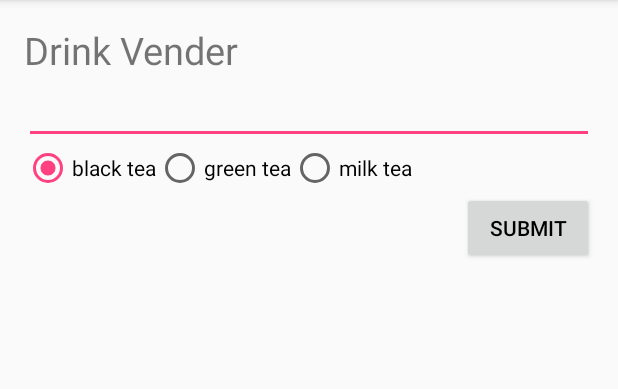
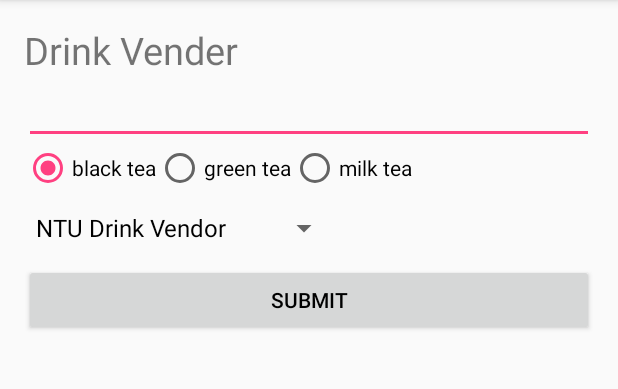
Before and after one commit to Crazy3TW/android_class_271, an Android app: the screen it shows after launch (MainActivity), on a phone screen of 412 x 824 dp, the part 84-473 px from its top. Run offline under Robolectric (Android 15) with nearby library versions, the phone set to English and light mode, and no system bars.

Commit message:
Setup Spinners

```diff
--- a/SimpleUI/app/src/main/java/com/example/user/simpleui/MainActivity.java
+++ b/SimpleUI/app/src/main/java/com/example/user/simpleui/MainActivity.java
@@ -9,6 +9,7 @@ import android.widget.EditText;
 import android.widget.ListView;
 import android.widget.RadioButton;
 import android.widget.RadioGroup;
+import android.widget.Spinner;
 import android.widget.TextView;
 
 import java.util.ArrayList;
@@ -20,6 +21,7 @@ public class MainActivity extends AppCompatActivity {
     EditText editText;
     RadioGroup radioGroup;
     ListView listView;
+    Spinner spinner;
 
     String drink = "black tea";
 
@@ -34,6 +36,7 @@ public class MainActivity extends AppCompatActivity {
         editText = (EditText)findViewById(R.id.editText);
         radioGroup = (RadioGroup)findViewById(R.id.radioGroup);
         listView = (ListView)findViewById(R.id.listView);
+        spinner = (Spinner)findViewById(R.id.spinner);
 
         radioGroup.setOnCheckedChangeListener(new RadioGroup.OnCheckedChangeListener() {
             @Override
@@ -55,12 +58,19 @@ public class MainActivity extends AppCompatActivity {
         });
 
         setupListView();
+        setupSpinner();
     }
 
     private void setupListView(){
         String[] data = new String[]{"1","2","3","4","5","6","7","8","9","10","11","12","13","14","15"};
         ArrayAdapter adapter = new ArrayAdapter<String>(this, android.R.layout.simple_list_item_1, orders);
         listView.setAdapter(adapter);
+    }
+
+    private void setupSpinner(){
+        String[] data = getResources().getStringArray(R.array.storeInfos);
+        ArrayAdapter adapter = new ArrayAdapter<String>(this, android.R.layout.simple_spinner_dropdown_item, data);
+        spinner.setAdapter(adapter);
     }
 
     public void submit(View view){
@@ -71,5 +81,6 @@ public class MainActivity extends AppCompatActivity {
 
         orders.add(text);
         setupListView();
+        setupSpinner();
     }
 }
--- a/SimpleUI/app/src/main/res/layout/activity_main.xml
+++ b/SimpleUI/app/src/main/res/layout/activity_main.xml
@@ -17,13 +17,13 @@
         android:textSize="25dp" />
 
     <Button
-        android:layout_width="wrap_content"
+        android:layout_width="match_parent"
         android:layout_height="wrap_content"
         android:text="Submit"
         android:id="@+id/button2"
         android:onClick="submit"
         android:textColor="#000000"
-        android:layout_below="@+id/radioGroup"
+        android:layout_below="@+id/spinner"
         android:layout_alignParentRight="true"
         android:layout_alignParentEnd="true" />
 
@@ -73,4 +73,12 @@
         android:layout_alignParentLeft="true"
         android:layout_alignParentStart="true" />
 
+    <Spinner
+        android:layout_width="wrap_content"
+        android:layout_height="wrap_content"
+        android:id="@+id/spinner"
+        android:layout_below="@+id/radioGroup"
+        android:layout_alignParentLeft="true"
+        android:layout_alignParentStart="true" />
+
 </RelativeLayout>
--- /dev/null
+++ b/SimpleUI/app/src/main/res/values/array.xml
@@ -0,0 +1,9 @@
+<?xml version="1.0" encoding="utf-8"?>
+<resources>
+    <string-array name="storeInfos">
+        <item>NTU Drink Vendor</item>
+        <item>CK Drink Vendor</item>
+        <item>TFG Drink Vendor</item>
+        <item>Kurumi Drink Vendor</item>
+    </string-array>
+</resources>
```
